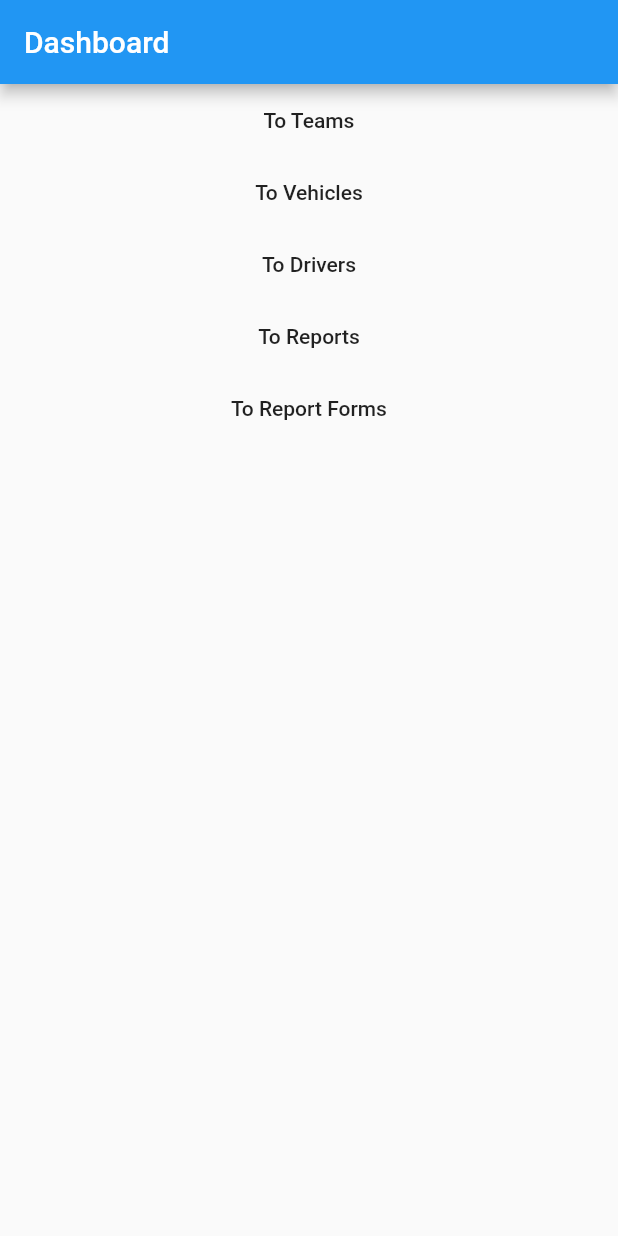
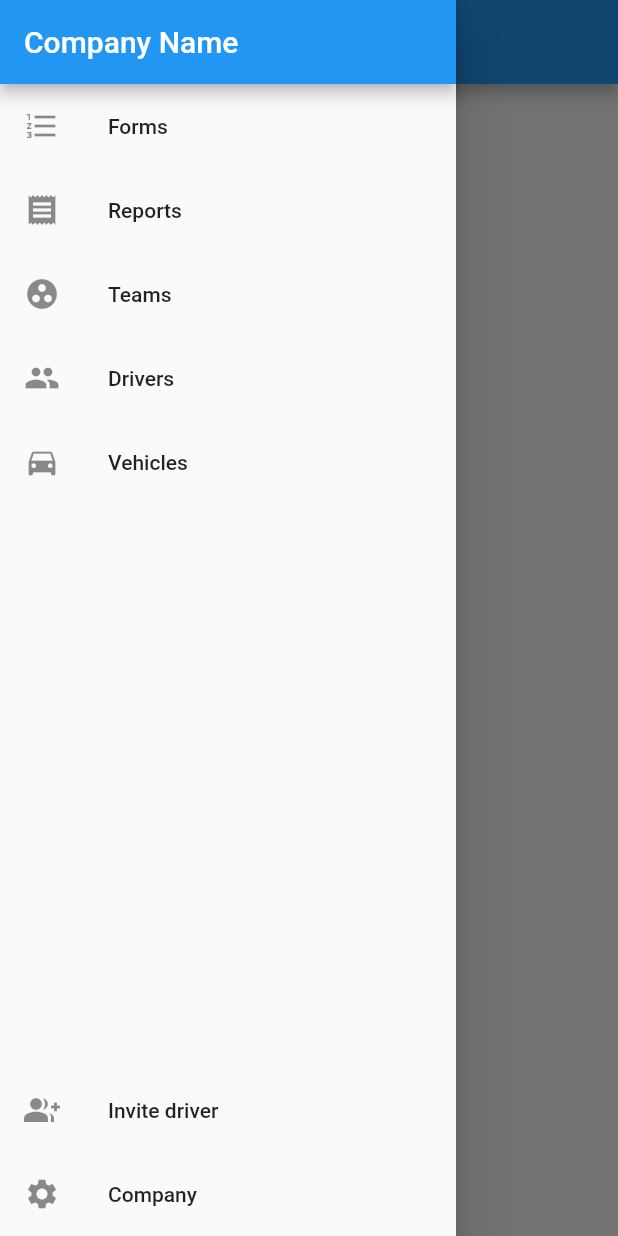
Before and after one commit to AlexeyShishlyannikov/logi_inspect, a Flutter app: the screen it shows after launch, with the side drawer open (before the commit the screen has no drawer), on a phone screen of 412 x 824 dp. Run offline on Flutter 3.47's test engine with Material 2 defaults, Android fonts, the phone set to English and light mode, and no system bars; our stand-ins replace flutter_redux, redux, shared_preferences.

Commit message:
Added drawer with navigation

```diff
--- a/lib/pages/dashboard_pages/dashboard_page.dart
+++ b/lib/pages/dashboard_pages/dashboard_page.dart
@@ -1,4 +1,5 @@
 import 'package:flutter/material.dart';
+import 'package:logisticsinspect/widgets/drawers/drawer.dart';
 
 class DashboardPage extends StatelessWidget {
   Widget _buildTeamsDashboardTile(BuildContext context) {
@@ -52,6 +53,7 @@ class DashboardPage extends StatelessWidget {
       appBar: AppBar(
         title: Text('Dashboard'),
       ),
+      drawer: AppDrawer(),
       body: ListView(
         children: <Widget>[
           _buildTeamsDashboardTile(context),
--- a/lib/pages/driver_pages/driver_invite_page.dart
+++ b/lib/pages/driver_pages/driver_invite_page.dart
@@ -1,4 +1,5 @@
 import 'package:flutter/material.dart';
+import 'package:logisticsinspect/widgets/drawers/drawer.dart';
 
 class DriverInvitePage extends StatefulWidget {
   @override
@@ -36,6 +37,7 @@ class DriverInvitePageState extends State<DriverInvitePage> {
       appBar: AppBar(
         title: Text('Invite Driver'),
       ),
+      drawer: AppDrawer(),
       body: GestureDetector(
         onTap: () => FocusScope.of(context).requestFocus(FocusNode()),
         child: Column(
--- a/lib/pages/driver_pages/drivers_page.dart
+++ b/lib/pages/driver_pages/drivers_page.dart
@@ -1,4 +1,5 @@
 import 'package:flutter/material.dart';
+import 'package:logisticsinspect/widgets/drawers/drawer.dart';
 import 'package:logisticsinspect/widgets/driver/driver_tile.dart';
 
 class DriversPage extends StatelessWidget {
@@ -20,6 +21,7 @@ class DriversPage extends StatelessWidget {
       appBar: AppBar(
         title: Text('Drivers'),
       ),
+      drawer: AppDrawer(),
       body: Column(
         children: <Widget>[
           Expanded(
--- a/lib/pages/report_form_pages/report_forms_page.dart
+++ b/lib/pages/report_form_pages/report_forms_page.dart
@@ -1,10 +1,11 @@
 import 'package:flutter/material.dart';
+import 'package:logisticsinspect/widgets/drawers/drawer.dart';
 import 'package:logisticsinspect/widgets/report_form/report_form_tile.dart';
 
 class ReportFormsPage extends StatelessWidget {
   Widget _buildReportFormTile(BuildContext context) {
     return ReportFormTile(onSelect: () {
-      Navigator.pushNamed(context, '/report-forms/view/' + 1.toString());
+      Navigator.pushNamed(context, '/report-forms/edit/' + 1.toString());
     },);
   }
 
@@ -26,6 +27,7 @@ class ReportFormsPage extends StatelessWidget {
       appBar: AppBar(
         title: Text('Forms'),
       ),
+      drawer: AppDrawer(),
       body: ListView(
         children: <Widget>[
           Column(
--- a/lib/pages/report_pages/reports_page.dart
+++ b/lib/pages/report_pages/reports_page.dart
@@ -1,4 +1,5 @@
 import 'package:flutter/material.dart';
+import 'package:logisticsinspect/widgets/drawers/drawer.dart';
 import 'package:logisticsinspect/widgets/report/report_tile.dart';
 
 class ReportsPage extends StatefulWidget {
@@ -76,6 +77,7 @@ class ReportsPageState extends State<ReportsPage> {
       appBar: AppBar(
         title: Text('Reports'),
       ),
+      drawer: AppDrawer(),
       body: GestureDetector(
         onTap: () => FocusScope.of(context).requestFocus(FocusNode()),
         child: Column(
--- a/lib/pages/team_pages/teams_page.dart
+++ b/lib/pages/team_pages/teams_page.dart
@@ -1,4 +1,5 @@
 import 'package:flutter/material.dart';
+import 'package:logisticsinspect/widgets/drawers/drawer.dart';
 
 class TeamsPage extends StatelessWidget {
   Widget _buildSearchBox() {
@@ -53,6 +54,7 @@ class TeamsPage extends StatelessWidget {
       appBar: AppBar(
         title: Text('Teams'),
       ),
+      drawer: AppDrawer(),
       body: GestureDetector(
         onTap: () => FocusScope.of(context).requestFocus(FocusNode()),
         child: Column(
--- a/lib/pages/vehicle_pages/vehicles_page.dart
+++ b/lib/pages/vehicle_pages/vehicles_page.dart
@@ -1,4 +1,5 @@
 import 'package:flutter/material.dart';
+import 'package:logisticsinspect/widgets/drawers/drawer.dart';
 import 'package:logisticsinspect/widgets/vehicle/vehicle_tile.dart';
 
 class VehiclesPage extends StatelessWidget {
@@ -30,6 +31,7 @@ class VehiclesPage extends StatelessWidget {
       appBar: AppBar(
         title: Text('Vehicles'),
       ),
+      drawer: AppDrawer(),
       body: GestureDetector(
         onTap: () => FocusScope.of(context).requestFocus(FocusNode()),
         child: Column(
--- /dev/null
+++ b/lib/widgets/drawers/drawer.dart
@@ -0,0 +1,67 @@
+import 'package:flutter/material.dart';
+
+class AppDrawer extends StatelessWidget {
+  @override
+  Widget build(BuildContext context) {
+    return Drawer(
+      child: Column(
+        children: <Widget>[
+          AppBar(
+            automaticallyImplyLeading: false,
+            title: Text('Company Name'),
+          ),
+          ListTile(
+            leading: Icon(Icons.format_list_numbered),
+            title: Text('Forms'),
+            onTap: () {
+              Navigator.pushReplacementNamed(context, '/report-forms');
+            },
+          ),
+          ListTile(
+            leading: Icon(Icons.receipt),
+            title: Text('Reports'),
+            onTap: () {
+              Navigator.pushReplacementNamed(context, '/reports');
+            },
+          ),
+          ListTile(
+            leading: Icon(Icons.group_work),
+            title: Text('Teams'),
+            onTap: () {
+              Navigator.pushReplacementNamed(context, '/teams');
+            },
+          ),
+          ListTile(
+            leading: Icon(Icons.people),
+            title: Text('Drivers'),
+            onTap: () {
+              Navigator.pushReplacementNamed(context, '/drivers');
+            },
+          ),
+          ListTile(
+            leading: Icon(Icons.directions_car),
+            title: Text('Vehicles'),
+            onTap: () {
+              Navigator.pushReplacementNamed(context, '/vehicles');
+            },
+          ),
+          Expanded(child: Container()),
+          ListTile(
+            leading: Icon(Icons.group_add),
+            title: Text('Invite driver'),
+            onTap: () {
+              Navigator.pushReplacementNamed(context, '/drivers/invite');
+            },
+          ),
+          ListTile(
+            leading: Icon(Icons.settings),
+            title: Text('Company'),
+            onTap: () {
+              Navigator.pushReplacementNamed(context, '/company');
+            },
+          ),
+        ],
+      ),
+    );
+  }
+}
```
Also changed, not shown: lib/routes.dart (+8 -3 lines).
